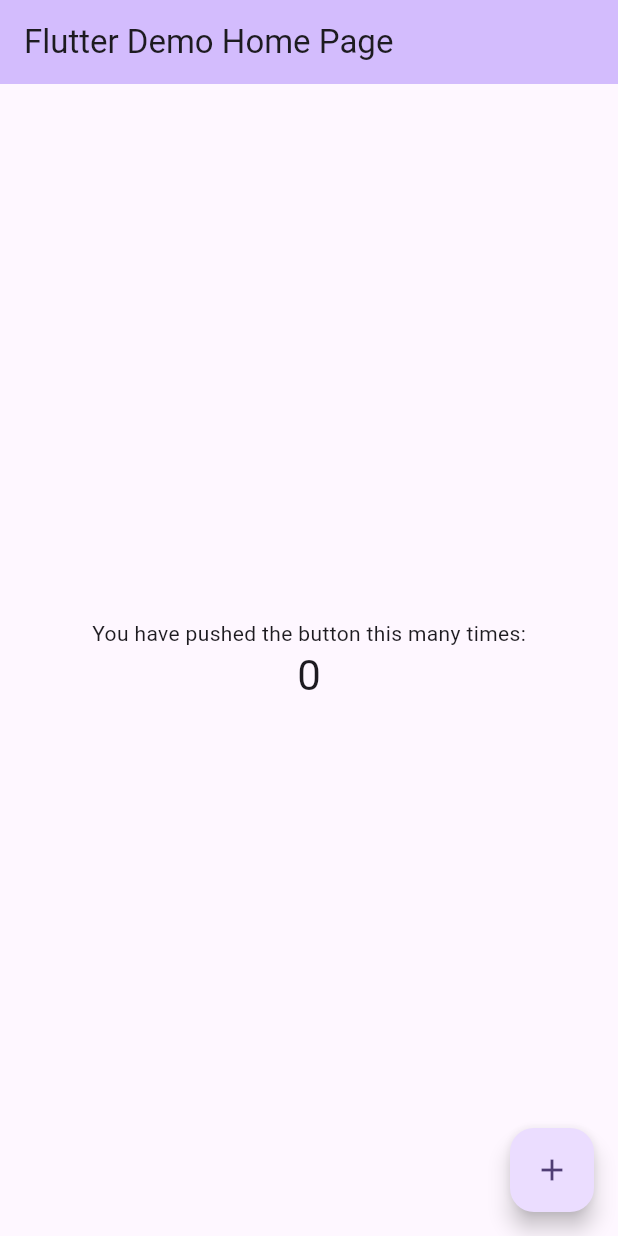
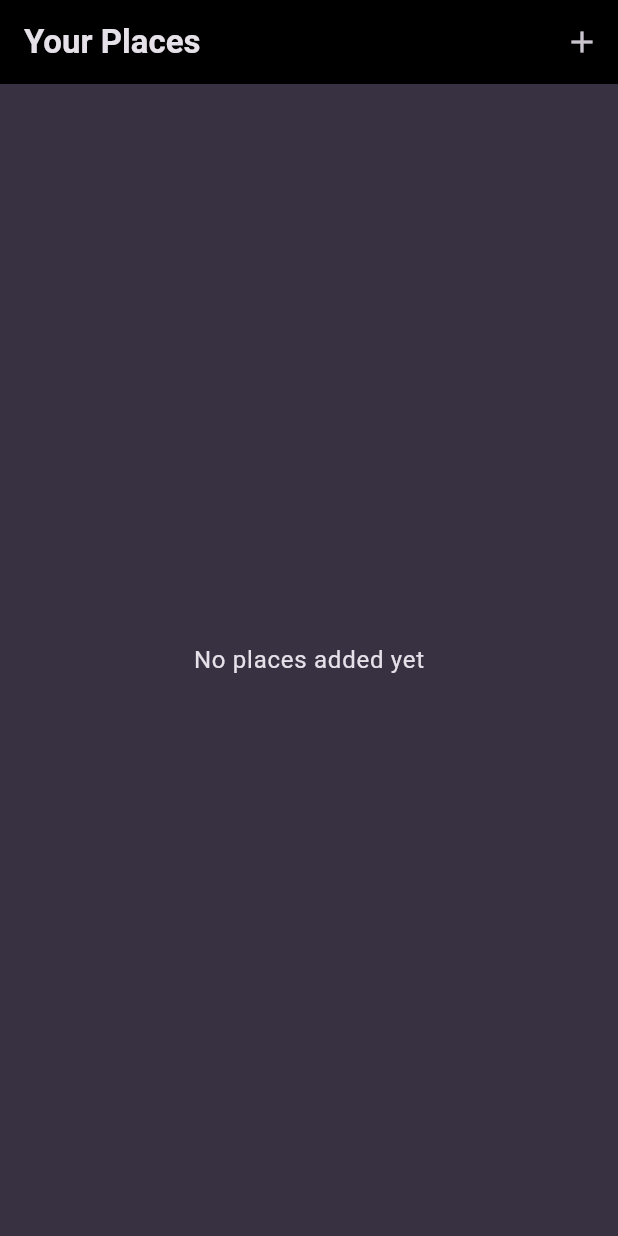
Before and after one commit to stefanobianda/FavoritePlaces, a Flutter app: the screen it shows after launch, on a phone screen of 412 x 824 dp. Run offline on Flutter 3.47's test engine with Material 3 defaults, Android fonts, the phone set to English and light mode, and no system bars; our stand-ins replace google_fonts.

Commit message:
add screens and widget

```diff
--- a/lib/main.dart
+++ b/lib/main.dart
@@ -1,125 +1,45 @@
+import 'package:favorite_places/screens/places.dart';
 import 'package:flutter/material.dart';
 
+import 'package:google_fonts/google_fonts.dart';
+
+final colorScheme = ColorScheme.fromSeed(
+  brightness: Brightness.dark,
+  seedColor: const Color.fromARGB(255, 102, 6, 247),
+  surface: const Color.fromARGB(255, 56, 49, 66),
+);
+
+final theme = ThemeData().copyWith(
+  scaffoldBackgroundColor: colorScheme.surface,
+  colorScheme: colorScheme,
+  textTheme: GoogleFonts.ubuntuCondensedTextTheme().copyWith(
+    titleSmall: GoogleFonts.ubuntuCondensed(
+      fontWeight: FontWeight.bold,
+    ),
+    titleMedium: GoogleFonts.ubuntuCondensed(
+      fontWeight: FontWeight.bold,
+    ),
+    titleLarge: GoogleFonts.ubuntuCondensed(
+      fontWeight: FontWeight.bold,
+    ),
+  ),
+);
+
 void main() {
-  runApp(const MyApp());
+  runApp(
+    const MyApp(),
+  );
 }
 
 class MyApp extends StatelessWidget {
   const MyApp({super.key});
 
-  // This widget is the root of your application.
   @override
   Widget build(BuildContext context) {
     return MaterialApp(
-      title: 'Flutter Demo',
-      theme: ThemeData(
-        // This is the theme of your application.
-        //
-        // TRY THIS: Try running your application with "flutter run". You'll see
-        // the application has a purple toolbar. Then, without quitting the app,
-        // try changing the seedColor in the colorScheme below to Colors.green
-        // and then invoke "hot reload" (save your changes or press the "hot
-        // reload" button in a Flutter-supported IDE, or press "r" if you used
-        // the command line to start the app).
-        //
-        // Notice that the counter didn't reset back to zero; the application
-        // state is not lost during the reload. To reset the state, use hot
-        // restart instead.
-        //
-        // This works for code too, not just values: Most code changes can be
-        // tested with just a hot reload.
-        colorScheme: ColorScheme.fromSeed(seedColor: Colors.deepPurple),
-        useMaterial3: true,
-      ),
-      home: const MyHomePage(title: 'Flutter Demo Home Page'),
+      title: 'Great Places',
+      theme: theme,
+      home: const PlacesScreen(),
     );
   }
 }
-
-class MyHomePage extends StatefulWidget {
-  const MyHomePage({super.key, required this.title});
-
-  // This widget is the home page of your application. It is stateful, meaning
-  // that it has a State object (defined below) that contains fields that affect
-  // how it looks.
-
-  // This class is the configuration for the state. It holds the values (in this
-  // case the title) provided by the parent (in this case the App widget) and
-  // used by the build method of the State. Fields in a Widget subclass are
-  // always marked "final".
-
-  final String title;
-
-  @override
-  State<MyHomePage> createState() => _MyHomePageState();
-}
-
-class _MyHomePageState extends State<MyHomePage> {
-  int _counter = 0;
-
-  void _incrementCounter() {
-    setState(() {
-      // This call to setState tells the Flutter framework that something has
-      // changed in this State, which causes it to rerun the build method below
-      // so that the display can reflect the updated values. If we changed
-      // _counter without calling setState(), then the build method would not be
-      // called again, and so nothing would appear to happen.
-      _counter++;
-    });
-  }
-
-  @override
-  Widget build(BuildContext context) {
-    // This method is rerun every time setState is called, for instance as done
-    // by the _incrementCounter method above.
-    //
-    // The Flutter framework has been optimized to make rerunning build methods
-    // fast, so that you can just rebuild anything that needs updating rather
-    // than having to individually change instances of widgets.
-    return Scaffold(
-      appBar: AppBar(
-        // TRY THIS: Try changing the color here to a specific color (to
-        // Colors.amber, perhaps?) and trigger a hot reload to see the AppBar
-        // change color while the other colors stay the same.
-        backgroundColor: Theme.of(context).colorScheme.inversePrimary,
-        // Here we take the value from the MyHomePage object that was created by
-        // the App.build method, and use it to set our appbar title.
-        title: Text(widget.title),
-      ),
-      body: Center(
-        // Center is a layout widget. It takes a single child and positions it
-        // in the middle of the parent.
-        child: Column(
-          // Column is also a layout widget. It takes a list of children and
-          // arranges them vertically. By default, it sizes itself to fit its
-          // children horizontally, and tries to be as tall as its parent.
-          //
-          // Column has various properties to control how it sizes itself and
-          // how it positions its children. Here we use mainAxisAlignment to
-          // center the children vertically; the main axis here is the vertical
-          // axis because Columns are vertical (the cross axis would be
-          // horizontal).
-          //
-          // TRY THIS: Invoke "debug painting" (choose the "Toggle Debug Paint"
-          // action in the IDE, or press "p" in the console), to see the
-          // wireframe for each widget.
-          mainAxisAlignment: MainAxisAlignment.center,
-          children: <Widget>[
-            const Text(
-              'You have pushed the button this many times:',
-            ),
-            Text(
-              '$_counter',
-              style: Theme.of(context).textTheme.headlineMedium,
-            ),
-          ],
-        ),
-      ),
-      floatingActionButton: FloatingActionButton(
-        onPressed: _incrementCounter,
-        tooltip: 'Increment',
-        child: const Icon(Icons.add),
-      ), // This trailing comma makes auto-formatting nicer for build methods.
-    );
-  }
-}
--- /dev/null
+++ b/lib/screens/places.dart
@@ -0,0 +1,23 @@
+import 'package:favorite_places/widgets/places_list.dart';
+import 'package:flutter/material.dart';
+
+class PlacesScreen extends StatelessWidget {
+  const PlacesScreen({super.key});
+
+  @override
+  Widget build(BuildContext context) {
+    return Scaffold(
+      appBar: AppBar(
+        title: const Text('Your Places'),
+        backgroundColor: Colors.black,
+        actions: [
+          IconButton(
+            onPressed: () {},
+            icon: const Icon(Icons.add),
+          ),
+        ],
+      ),
+      body: const PlacesList(places: []),
+    );
+  }
+}
--- /dev/null
+++ b/lib/widgets/places_list.dart
@@ -0,0 +1,36 @@
+import 'package:favorite_places/models/place.dart';
+import 'package:flutter/material.dart';
+
+class PlacesList extends StatelessWidget {
+  const PlacesList({super.key, required this.places});
+
+  final List<Place> places;
+
+  @override
+  Widget build(BuildContext context) {
+    if (places.isEmpty) {
+      return Center(
+        child: Text(
+          'No places added yet',
+          style: Theme.of(context)
+              .textTheme
+              .bodyLarge!
+              .copyWith(color: Theme.of(context).colorScheme.onSurface),
+        ),
+      );
+    }
+
+    return ListView.builder(
+      itemCount: places.length,
+      itemBuilder: (ctx, index) => ListTile(
+        title: Text(
+          places[index].title,
+          style: Theme.of(context)
+              .textTheme
+              .titleMedium!
+              .copyWith(color: Theme.of(context).colorScheme.onSurface),
+        ),
+      ),
+    );
+  }
+}
```
Also changed, not shown: lib/screens/add_place.dart (added), lib/screens/places_detail.dart (added).
